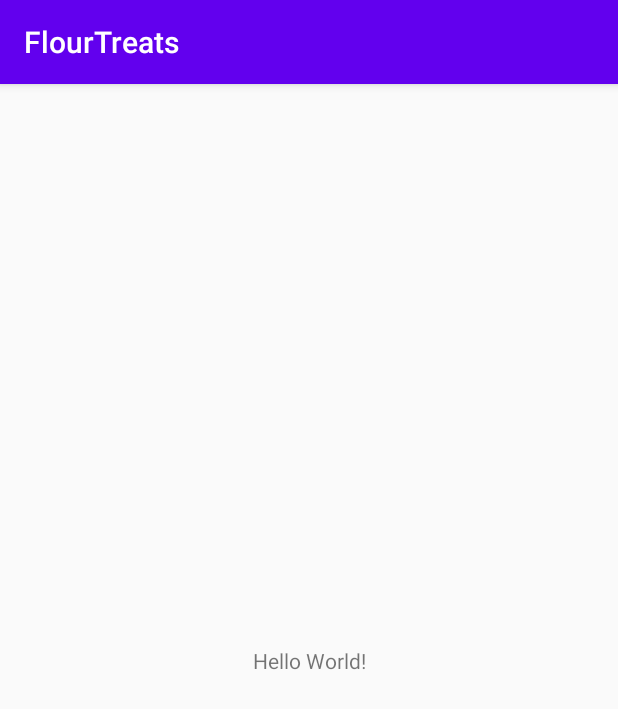
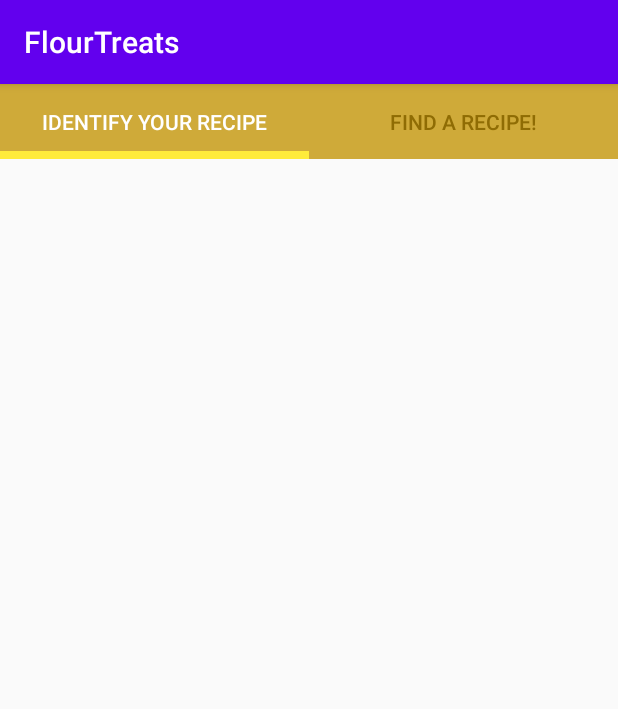
Before and after one commit to kevin2hang/FlourTreats, an Android app: the screen it shows after launch (MainActivity), on a phone screen of 412 x 824 dp. Shown: the top 709 px of the screen. Run offline under Robolectric (Android 15) with nearby library versions, the phone set to English and light mode, and no system bars; 2 statements that could not run were skipped.

Commit message:
Added tab layout design into activity_main.xml and MainActivity.java

```diff
--- a/app/build.gradle
+++ b/app/build.gradle
@@ -26,6 +26,7 @@ dependencies {
     implementation fileTree(dir: "libs", include: ["*.jar"])
     implementation 'androidx.appcompat:appcompat:1.1.0'
     implementation 'androidx.constraintlayout:constraintlayout:1.1.3'
+    implementation 'com.google.android.material:material:1.2.0'
     testImplementation 'junit:junit:4.12'
     androidTestImplementation 'androidx.test.ext:junit:1.1.1'
     androidTestImplementation 'androidx.test.espresso:espresso-core:3.2.0'
--- a/app/src/main/java/edu/ucsb/kevinzhang421/flourtreats/MainActivity.java
+++ b/app/src/main/java/edu/ucsb/kevinzhang421/flourtreats/MainActivity.java
@@ -1,8 +1,13 @@
 package edu.ucsb.kevinzhang421.flourtreats;
 
+import androidx.annotation.RequiresApi;
 import androidx.appcompat.app.AppCompatActivity;
+import androidx.viewpager.widget.ViewPager;
 
+import android.os.Build;
 import android.os.Bundle;
+
+import com.google.android.material.tabs.TabLayout;
 
 public class MainActivity extends AppCompatActivity {
 
@@ -10,5 +15,31 @@ public class MainActivity extends AppCompatActivity {
     protected void onCreate(Bundle savedInstanceState) {
         super.onCreate(savedInstanceState);
         setContentView(R.layout.activity_main);
+
+        TabLayout tabLayout = findViewById(R.id.tabBar);
+        final ViewPager viewPager = findViewById(R.id.viewPager);
+
+        PagerAdapter pagerAdapter = new PagerAdapter(getSupportFragmentManager(), tabLayout.getTabCount());
+
+        viewPager.setAdapter(pagerAdapter);
+
+        tabLayout.addOnTabSelectedListener(new TabLayout.OnTabSelectedListener() {
+            @Override
+            public void onTabSelected(TabLayout.Tab tab) {
+                viewPager.setCurrentItem(tab.getPosition());
+            }
+
+            @Override
+            public void onTabUnselected(TabLayout.Tab tab) {
+
+            }
+
+            @Override
+            public void onTabReselected(TabLayout.Tab tab) {
+
+            }
+        });
+        viewPager.addOnPageChangeListener(new TabLayout.TabLayoutOnPageChangeListener(tabLayout));
+
     }
 }
--- a/app/src/main/res/layout/activity_main.xml
+++ b/app/src/main/res/layout/activity_main.xml
@@ -6,13 +6,42 @@
     android:layout_height="match_parent"
     tools:context=".MainActivity">
 
-    <TextView
-        android:layout_width="wrap_content"
-        android:layout_height="wrap_content"
-        android:text="Hello World!"
+    <com.google.android.material.tabs.TabLayout
+        android:id="@+id/tabBar"
+        android:layout_width="0dp"
+        android:layout_height="50dp"
+        android:background="#CFAA39"
         app:layout_constraintBottom_toBottomOf="parent"
-        app:layout_constraintLeft_toLeftOf="parent"
-        app:layout_constraintRight_toRightOf="parent"
-        app:layout_constraintTop_toTopOf="parent" />
+        app:layout_constraintEnd_toEndOf="parent"
+        app:layout_constraintStart_toStartOf="parent"
+        app:layout_constraintTop_toTopOf="parent"
+        app:layout_constraintVertical_bias="0.0"
+        app:tabIndicatorColor="#FFEB3B"
+        app:tabIndicatorHeight="5dp"
+        app:tabSelectedTextColor="#FFFFFF"
+        app:tabTextColor="#8f6c04">
+
+        <com.google.android.material.tabs.TabItem
+            android:id="@+id/tab1"
+            android:layout_width="match_parent"
+            android:layout_height="match_parent"
+            android:text="Identify Your Recipe" />
+
+        <com.google.android.material.tabs.TabItem
+            android:id="@+id/tab2"
+            android:layout_width="match_parent"
+            android:layout_height="match_parent"
+            android:text="Find A Recipe!" />
+
+    </com.google.android.material.tabs.TabLayout>
+
+    <androidx.viewpager.widget.ViewPager
+        android:id="@+id/viewPager"
+        android:layout_width="0dp"
+        android:layout_height="0dp"
+        app:layout_constraintBottom_toBottomOf="parent"
+        app:layout_constraintEnd_toEndOf="parent"
+        app:layout_constraintStart_toStartOf="parent"
+        app:layout_constraintTop_toBottomOf="@+id/tabBar" />
 
 </androidx.constraintlayout.widget.ConstraintLayout>
```
